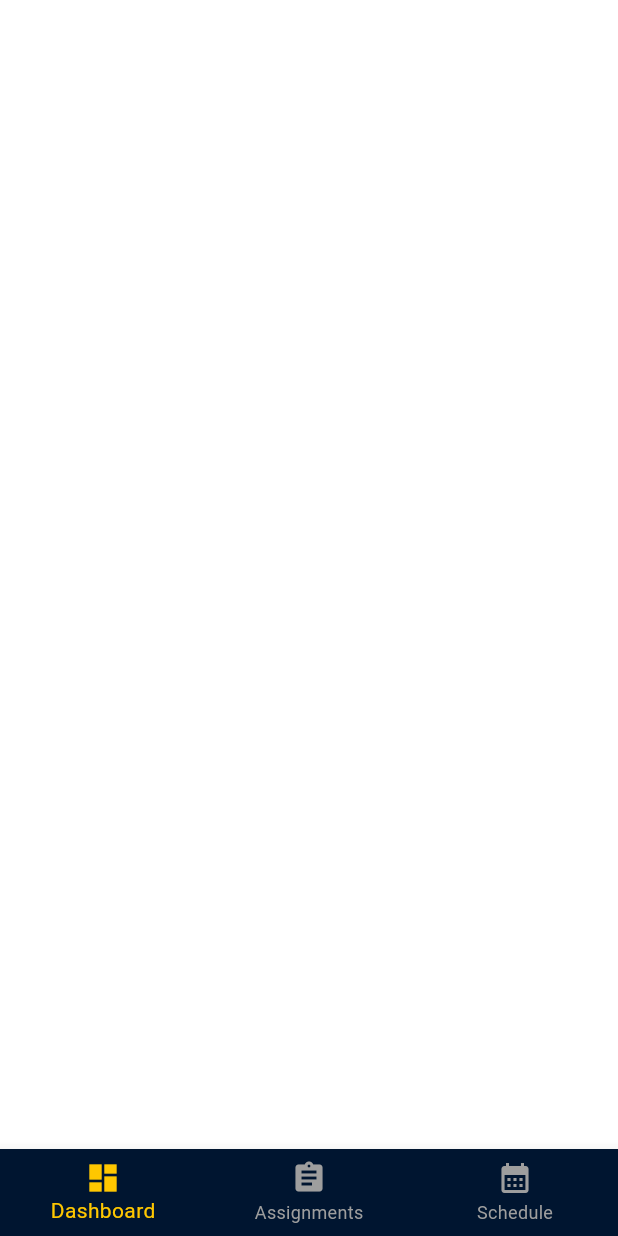
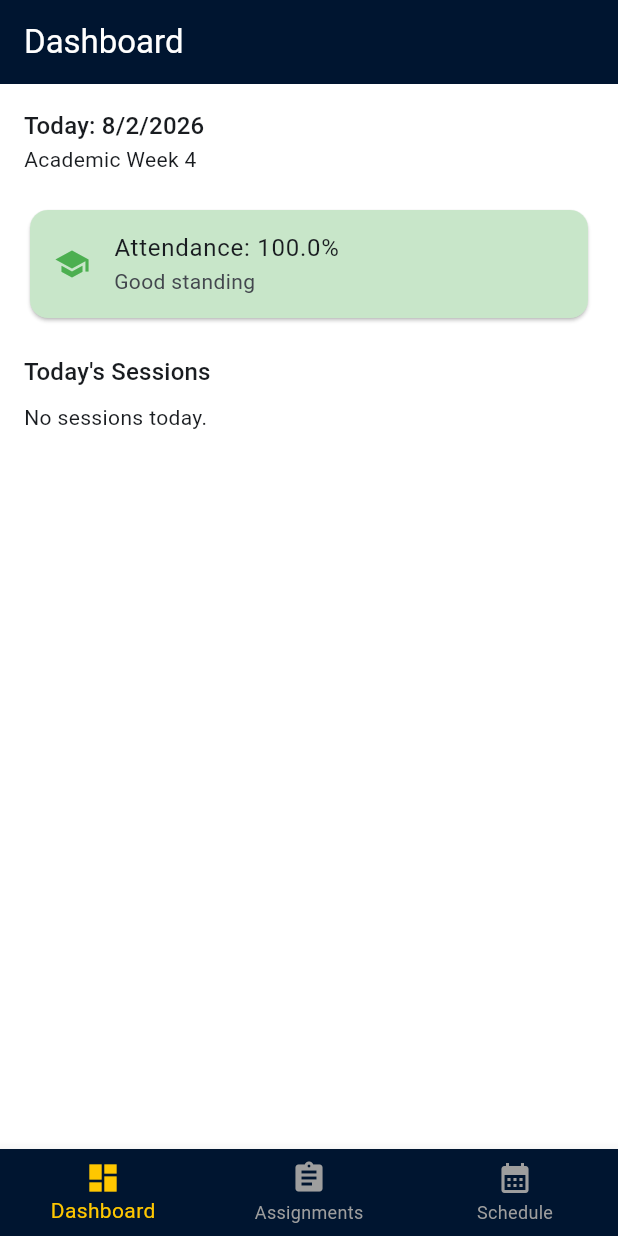
Before and after one commit to MohamDah/alu_student_platform, a Flutter app: the screen it shows after launch, on a phone screen of 412 x 824 dp. Run offline on Flutter 3.47's test engine with Material 3 defaults, Android fonts, the phone set to English and light mode, and no system bars; our stand-ins replace shared_preferences.

Commit message:
Improved home dashboard once again
Added some home dashboard features though its still static

```diff
--- a/lib/main.dart
+++ b/lib/main.dart
@@ -1,7 +1,7 @@
 import 'dart:convert';
 
 import 'package:alu_student_platform/models/academic_session.dart';
-import 'package:alu_student_platform/screens/assignments/assignments_screen.dart';
+import 'package:alu_student_platform/screens/assignments_screen.dart';
 import 'package:alu_student_platform/screens/schedule_screen.dart';
 import 'package:flutter/material.dart';
 import 'package:shared_preferences/shared_preferences.dart';
@@ -63,7 +63,6 @@ class _MainNavigationScreenState extends State<MainNavigationScreen> {
     final prefs = await SharedPreferences.getInstance();
     setState(() {
       final sessionString = prefs.getString('sessions') ?? '[]';
-
       _sessions = (jsonDecode(sessionString) as List)
           .map((i) => AcademicSession.fromJson(i))
           .toList();
@@ -84,25 +83,22 @@ class _MainNavigationScreenState extends State<MainNavigationScreen> {
   }
 
   void _onItemTapped(int index) {
-    setState(() {
-      _selectedIndex = index;
-    });
+    setState(() => _selectedIndex = index);
   }
 
   @override
   Widget build(BuildContext context) {
     final List<Widget> screens = [
-      Center(
-        child: Text('Dashboard Screen', style: TextStyle(color: Colors.white)),
-      ),
-      AssignmentsScreen(),
+      HomeDashboard(sessions: _sessions),
+      const AssignmentsScreen(),
       ScheduleScreen(sessions: _sessions, onUpdate: _updateSession),
     ];
+
     return Scaffold(
       body: screens[_selectedIndex],
       bottomNavigationBar: BottomNavigationBar(
         backgroundColor: ALUColors.navyBlue,
-        items: const <BottomNavigationBarItem>[
+        items: const [
           BottomNavigationBarItem(
             icon: Icon(Icons.dashboard),
             label: 'Dashboard',
@@ -124,3 +120,113 @@ class _MainNavigationScreenState extends State<MainNavigationScreen> {
     );
   }
 }
+
+/// adding the dashboard finally-----------------------
+
+class HomeDashboard extends StatelessWidget {
+  final List<AcademicSession> sessions;
+
+  const HomeDashboard({super.key, required this.sessions});
+
+  DateTime get today => DateTime.now();
+
+  int get academicWeek {
+    final semesterStart = DateTime(today.year, 1, 15);
+    return ((today.difference(semesterStart).inDays) ~/ 7) + 1;
+  }
+
+  List<AcademicSession> get todaySessions {
+    return sessions
+        .where(
+          (s) =>
+              s.date.year == today.year &&
+              s.date.month == today.month &&
+              s.date.day == today.day,
+        )
+        .toList();
+  }
+
+  double get attendancePercentage {
+    final attended = sessions.where((s) => s.isPresent == true).length;
+    final total = sessions.where((s) => s.isPresent != null).length;
+    if (total == 0) return 100;
+    return (attended / total) * 100;
+  }
+
+  @override
+  Widget build(BuildContext context) {
+    final attendance = attendancePercentage;
+
+    return Scaffold(
+      appBar: AppBar(title: const Text('Dashboard')),
+      body: SingleChildScrollView(
+        padding: const EdgeInsets.all(16),
+        child: Column(
+          crossAxisAlignment: CrossAxisAlignment.start,
+          children: [
+            // Date & Academic Week
+            Text(
+              "Today: ${today.day}/${today.month}/${today.year}",
+              style: Theme.of(context).textTheme.titleMedium,
+            ),
+            Text(
+              "Academic Week $academicWeek",
+              style: Theme.of(context).textTheme.bodyMedium,
+            ),
+
+            const SizedBox(height: 20),
+
+            // Attendance Card
+            Card(
+              color: attendance < 75
+                  ? Colors.red.shade100
+                  : Colors.green.shade100,
+              child: ListTile(
+                leading: Icon(
+                  Icons.school,
+                  color: attendance < 75 ? Colors.red : Colors.green,
+                ),
+                title: Text("Attendance: ${attendance.toStringAsFixed(1)}%"),
+                subtitle: attendance < 75
+                    ? const Text(
+                        "⚠️ Attendance below 75%",
+                        style: TextStyle(color: Colors.red),
+                      )
+                    : const Text("Good standing"),
+              ),
+            ),
+
+            const SizedBox(height: 20),
+
+            // Today's Sessions
+            Text(
+              "Today's Sessions",
+              style: Theme.of(context).textTheme.titleMedium,
+            ),
+            const SizedBox(height: 8),
+
+            todaySessions.isEmpty
+                ? const Text("No sessions today.")
+                : Column(
+                    children: todaySessions.map((s) {
+                      return Card(
+                        child: ListTile(
+                          title: Text(s.title),
+                          subtitle: Text(
+                            "${s.startTime.format(context)} - ${s.endTime.format(context)}",
+                          ),
+                          trailing: Icon(
+                            s.isPresent == true
+                                ? Icons.check_circle
+                                : Icons.cancel,
+                          ),
+                        ),
+                      );
+                    }).toList(),
+                  ),
+          ],
+        ),
+      ),
+    );
+  }
+}
```
